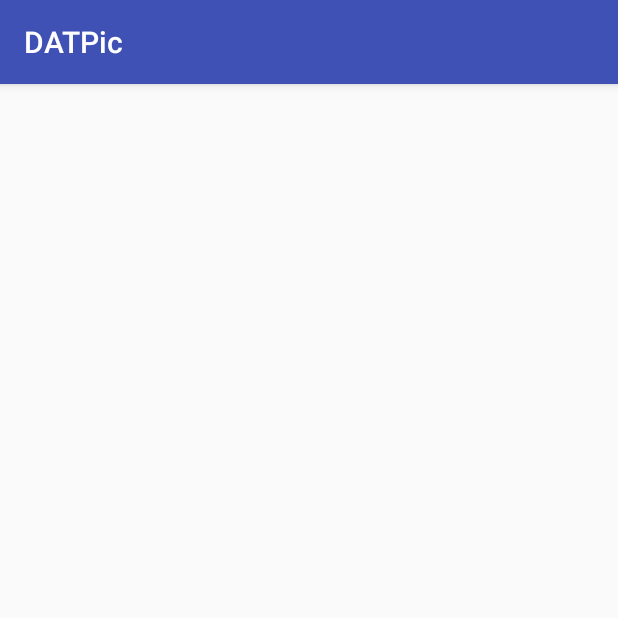
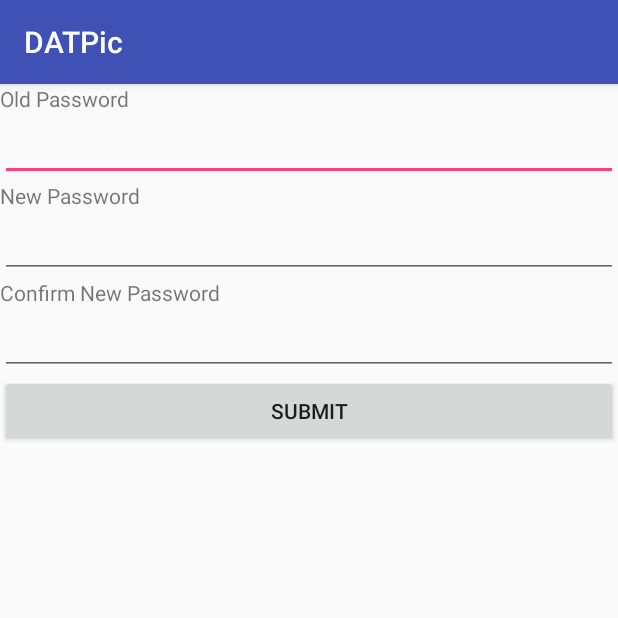
Before and after one commit to pookieofdoom/datpic, an Android app: the EditProfileActivity screen opened directly, with no data from a screen before it, on a phone screen of 412 x 824 dp, the top half of it. Run offline under Robolectric (Android 15) with nearby library versions, the phone set to English and light mode, and no system bars; our stand-ins replace Firebase (no records; nobody signed in at launch, a user with empty details on screens opened directly).

Commit message:
change password

```diff
--- a/app/src/main/java/adinh03/calpoly/edu/datpic/EditProfileActivity.java
+++ b/app/src/main/java/adinh03/calpoly/edu/datpic/EditProfileActivity.java
@@ -1,18 +1,97 @@
 package adinh03.calpoly.edu.datpic;
 
+import android.content.Intent;
 import android.os.Bundle;
+import android.support.annotation.NonNull;
+import android.support.v7.app.AlertDialog;
 import android.support.v7.app.AppCompatActivity;
+import android.view.View;
+import android.widget.Button;
+import android.widget.EditText;
+
+import com.google.android.gms.tasks.OnCompleteListener;
+import com.google.android.gms.vision.barcode.Barcode;
+import com.google.firebase.auth.AuthCredential;
+import com.google.firebase.auth.EmailAuthProvider;
+import com.google.firebase.auth.FirebaseAuth;
+import com.google.firebase.auth.FirebaseUser;
+import com.google.android.gms.tasks.Task;
+import com.google.firebase.auth.AuthResult;
+import com.google.firebase.auth.FirebaseAuth;
 
 /**
  * Created by tjyung on 11/26/16.
  */
 
 public class EditProfileActivity extends AppCompatActivity {
+    private FirebaseAuth mFirebaseAuth;
+    private FirebaseUser mFirebaseUser;
+    private Button submitButton;
+    private EditText oldPass;
+    private EditText newPass;
+    private EditText confirmPass;
+
 
     @Override
     protected void onCreate(Bundle savedInstanceState)
     {
         super.onCreate(savedInstanceState);
+        setContentView(R.layout.change_password);
+
+        mFirebaseAuth = FirebaseAuth.getInstance();
+        mFirebaseUser = mFirebaseAuth.getCurrentUser();
+
+        submitButton = (Button)findViewById(R.id.submitButton);
+
+        submitButton.setOnClickListener(new View.OnClickListener() {
+            @Override
+            public void onClick(View v) {
+                oldPass = (EditText)findViewById(R.id.oldPass);
+                newPass = (EditText)findViewById(R.id.newPass);
+                confirmPass = (EditText)findViewById(R.id.confirmPass);
+
+                if(oldPass.toString().equals("") && newPass.toString().equals("") && confirmPass.equals("")){
+                    AlertDialog.Builder builder = new AlertDialog.Builder(EditProfileActivity.this);
+                    builder.setTitle(R.string.empty_fields)
+                            .setPositiveButton(android.R.string.ok, null);
+                    AlertDialog dialog = builder.create();
+                    dialog.show();
+                }
+                else {
+                    System.out.println(oldPass.getText().toString().trim());
+                    AuthCredential emailAuthProvider = EmailAuthProvider.getCredential(mFirebaseUser.getEmail().trim(), oldPass.getText().toString().trim());
+                    mFirebaseUser.reauthenticate(emailAuthProvider).addOnCompleteListener(EditProfileActivity.this, new OnCompleteListener<Void>() {
+                        @Override
+                        public void onComplete(@NonNull Task<Void> task) {
+                            System.out.println(task.isSuccessful());
+                            if (task.isSuccessful()) {
+                                if (newPass.getText().toString().equals(confirmPass.getText().toString())) {
+                                    mFirebaseUser.updatePassword(newPass.getText().toString());
+                                    finish();
+                                } else {
+                                    AlertDialog.Builder builder = new AlertDialog.Builder(EditProfileActivity.this);
+                                    builder.setTitle(R.string.new_pass_no_match)
+                                            .setPositiveButton(android.R.string.ok, null);
+                                    AlertDialog dialog = builder.create();
+                                    dialog.show();
+                                }
+
+                            } else {
+                                AlertDialog.Builder builder = new AlertDialog.Builder(EditProfileActivity.this);
+                                builder.setMessage(task.getException().getMessage())
+                                        .setTitle(R.string.pass_no_match)
+                                        .setPositiveButton(android.R.string.ok, null);
+                                AlertDialog dialog = builder.create();
+                                dialog.show();
+                            }
+                        }
+                    });
+
+                }
+
+            }
+        });
+
 
     }
 }
--- /dev/null
+++ b/app/src/main/res/layout/change_password.xml
@@ -0,0 +1,53 @@
+<?xml version="1.0" encoding="utf-8"?>
+<LinearLayout xmlns:android="http://schemas.android.com/apk/res/android"
+    xmlns:tools="http://schemas.android.com/tools"
+    android:orientation="vertical" android:layout_width="match_parent"
+    android:layout_height="match_parent">
+
+    <TextView
+        android:text="Old Password"
+        android:layout_width="match_parent"
+        android:layout_height="wrap_content"
+        android:id="@+id/textView" />
+
+    <EditText
+        android:layout_width="match_parent"
+        android:layout_height="wrap_content"
+        android:inputType="textPassword"
+        android:ems="10"
+        android:id="@+id/oldPass" />
+
+    <TextView
+        android:text="New Password"
+        android:layout_width="match_parent"
+        android:layout_height="wrap_content"
+        android:id="@+id/textView2"
+        tools:text="New Password" />
+
+    <EditText
+        android:layout_width="match_parent"
+        android:layout_height="wrap_content"
+        android:inputType="textPassword"
+        android:ems="10"
+        android:id="@+id/newPass" />
+
+    <TextView
+        android:text="Confirm New Password"
+        android:layout_width="match_parent"
+        android:layout_height="wrap_content"
+        android:id="@+id/textView3"
+        tools:text="Confirm New Password" />
+
+    <EditText
+        android:layout_width="match_parent"
+        android:layout_height="wrap_content"
+        android:inputType="textPassword"
+        android:ems="10"
+        android:id="@+id/confirmPass" />
+
+    <Button
+        android:text="Submit"
+        android:layout_width="match_parent"
+        android:layout_height="wrap_content"
+        android:id="@+id/submitButton" />
+</LinearLayout>
--- a/app/src/main/res/values/strings.xml
+++ b/app/src/main/res/values/strings.xml
@@ -14,4 +14,7 @@
     <string name="add_item">Add New Item</string>
     <string name="action_logout">Logout</string>
     <string name="add_comment">Submit</string>
+    <string name="pass_no_match">Old Password Does Not Match</string>
+    <string name="new_pass_no_match">New Passwords Do Not Match</string>
+    <string name="empty_fields">Please fill out all the fields!</string>
 </resources>
```
